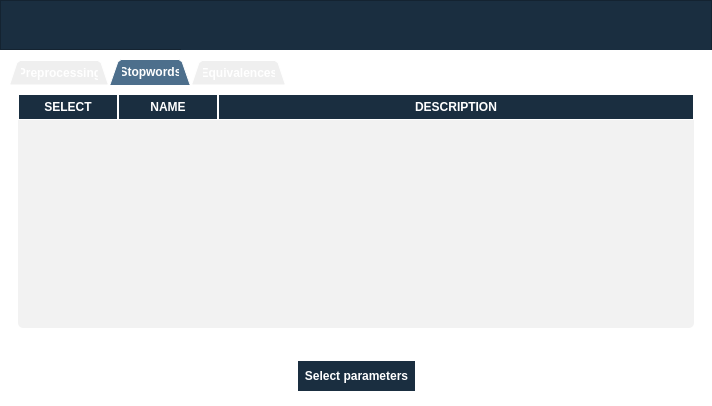
First picture: the form in src/gui/uis/select_preproc_settings.ui, repository IntelCompH2020/topicmodeler, before the edit.
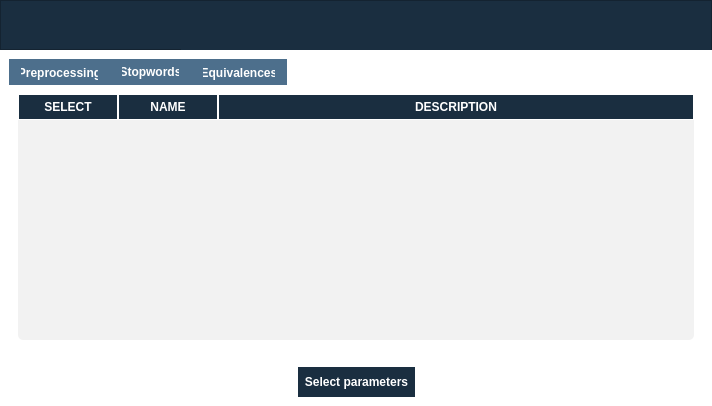
Second picture: the form after the edit. The open tabs and pages were chosen to show the change. Icons and pictures are not drawn.

Diff of the .ui file:
```diff
--- a/src/gui/uis/select_preproc_settings.ui
+++ b/src/gui/uis/select_preproc_settings.ui
@@ -366,13 +366,7 @@
            </property>
            <layout class="QVBoxLayout" name="verticalLayout_4">
             <item>
-             <widget class="QTabWidget" name="tabWidget_preproc_settings">
-              <property name="sizePolicy">
-               <sizepolicy hsizetype="Preferred" vsizetype="Preferred">
-                <horstretch>0</horstretch>
-                <verstretch>0</verstretch>
-               </sizepolicy>
-              </property>
+             <widget class="QTabWidget" name="tabWidget">
               <property name="styleSheet">
                <string notr="true">QTabWidget::pane {
     background: transparent;
@@ -387,24 +381,9 @@
 	color: #FFFFFF;
 }</string>
               </property>
-              <property name="tabPosition">
-               <enum>QTabWidget::North</enum>
-              </property>
-              <property name="tabShape">
-               <enum>QTabWidget::Triangular</enum>
-              </property>
               <property name="currentIndex">
                <number>0</number>
               </property>
-              <property name="elideMode">
-               <enum>Qt::ElideMiddle</enum>
-              </property>
-              <property name="movable">
-               <bool>true</bool>
-              </property>
-              <property name="tabBarAutoHide">
-               <bool>true</bool>
-              </property>
               <widget class="QWidget" name="tab_preproc_settings">
                <property name="styleSheet">
                 <string notr="true">background:white;
@@ -1038,7 +1017,7 @@
               </widget>
               <widget class="QWidget" name="tab_stopwords_settings">
                <property name="styleSheet">
-                <string notr="true">background:transparent;
+                <string notr="true">background:white;
 </string>
                </property>
                <attribute name="title">
```
Left out of the diff: 10 changed lines with no effect on the pictures.
